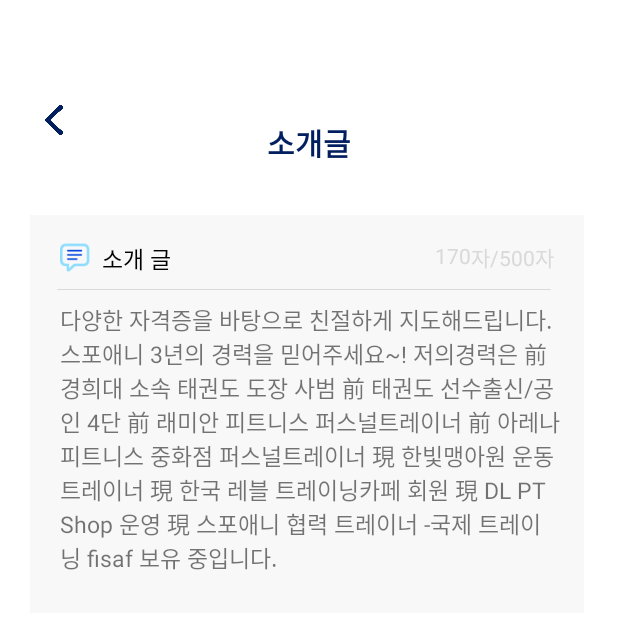
After one commit to FIT-I/FIT-I-Android-Trainer, an Android app: the ProfileAboutMeActivity screen opened directly, with no data from a screen before it, on a phone screen of 412 x 824 dp, the top half of it. The commit adds this screen. Run offline under Robolectric (Android 15) with nearby library versions, the phone set to English and light mode, and no system bars.

Commit message:
add : 프로필 기능추가 #4

```diff
--- a/app/src/main/AndroidManifest.xml
+++ b/app/src/main/AndroidManifest.xml
@@ -56,6 +56,8 @@
         <activity android:name=".ProfileModifyCostActivity"></activity>
         <activity android:name=".ProfileModifyMeActivity"></activity>
         <activity android:name=".ProfileModifyServiceActivity"></activity>
+        <activity android:name=".ProfileAboutMeActivity"></activity>
+        <activity android:name=".ProfileAboutServiceActivity"></activity>
     </application>
 
 </manifest>
--- /dev/null
+++ b/app/src/main/java/com/example/fit_i_trainer/ProfileAboutMeActivity.kt
@@ -0,0 +1,19 @@
+package com.example.fit_i_trainer
+
+import android.content.Intent
+import android.os.Bundle
+import android.widget.ImageButton
+import androidx.appcompat.app.AppCompatActivity
+
+class ProfileAboutMeActivity :AppCompatActivity(){
+    override fun onCreate(savedInstanceState :  Bundle?){
+        super.onCreate(savedInstanceState)
+        setContentView(R.layout.activity_profile_about_me)
+        val goBack = findViewById<ImageButton>(R.id.ib_back_arrow)
+        goBack.setOnClickListener{
+            val intent = Intent(this,ProfileActivity::class.java)
+            startActivity(intent)
+            finish()
+        }
+    }
+}
--- /dev/null
+++ b/app/src/main/res/layout/activity_profile_about_me.xml
@@ -0,0 +1,111 @@
+<?xml version="1.0" encoding="utf-8"?>
+<androidx.constraintlayout.widget.ConstraintLayout xmlns:android="http://schemas.android.com/apk/res/android"
+    xmlns:app="http://schemas.android.com/apk/res-auto"
+    xmlns:tools="http://schemas.android.com/tools"
+    android:layout_width="match_parent"
+    android:layout_height="match_parent">
+    <ImageButton
+        android:id="@+id/ib_back_arrow"
+        android:layout_width="12dp"
+        android:layout_height="20dp"
+        android:layout_marginStart="30dp"
+        android:layout_marginTop="70dp"
+        android:background="@android:color/transparent"
+        android:padding="0sp"
+        android:scaleType="fitCenter"
+        app:layout_constraintStart_toStartOf="parent"
+        app:layout_constraintTop_toTopOf="parent"
+        app:srcCompat="@drawable/ic_back"
+        tools:ignore="SpeakableTextPresentCheck,TouchTargetSizeCheck" />
+
+    <TextView
+        android:id="@+id/tv_about_me_title"
+        android:layout_width="wrap_content"
+        android:layout_height="wrap_content"
+        android:layout_marginTop="80dp"
+        android:text="소개글"
+        android:textColor="#011E5F"
+        android:textSize="20dp"
+        android:textStyle="bold"
+        app:layout_constraintEnd_toEndOf="parent"
+        app:layout_constraintStart_toStartOf="parent"
+        app:layout_constraintTop_toTopOf="parent" />
+
+    <TextView
+        android:id="@+id/tv_about_me_context"
+        android:layout_width="369dp"
+        android:layout_height="wrap_content"
+        android:layout_marginStart="20dp"
+        android:layout_marginTop="33dp"
+        android:layout_marginEnd="20dp"
+        android:background="#F8F8F8"
+        android:gravity="center_vertical|top"
+        android:paddingLeft="20dp"
+        android:paddingRight="16.1dp"
+        android:paddingTop="58dp"
+        android:paddingBottom="26dp"
+        android:text="다양한 자격증을 바탕으로 친절하게 지도해드립니다.
+스포애니 3년의 경력을 믿어주세요~!
+저의경력은 前 경희대 소속 태권도 도장 사범 前 태권도 선수출신/공인 4단 前 래미안 피트니스 퍼스널트레이너 前 아레나 피트니스 중화점 퍼스널트레이너 現 한빛맹아원 운동 트레이너 現 한국 레블 트레이닝카페 회원 現 DL PT Shop 운영 現 스포애니 협력 트레이너 -국제 트레이닝 fisaf 보유 중입니다."
+        android:textSize="15dp"
+
+        app:layout_constraintEnd_toEndOf="parent"
+        app:layout_constraintHorizontal_bias="0.0"
+        app:layout_constraintStart_toStartOf="parent"
+        app:layout_constraintTop_toBottomOf="@+id/tv_about_me_title" />
+
+    <ImageView
+        android:id="@+id/iv_about_me_icon"
+        android:layout_width="20dp"
+        android:layout_height="20dp"
+        android:layout_marginTop="18dp"
+        android:layout_marginEnd="8dp"
+        app:layout_constraintEnd_toStartOf="@+id/tv_about_me_title1"
+        app:layout_constraintTop_toTopOf="@+id/tv_about_me_context"
+        app:srcCompat="@drawable/ic_about_me" />
+
+    <TextView
+        android:id="@+id/tv_about_me_title1"
+        android:layout_width="wrap_content"
+        android:layout_height="wrap_content"
+        android:layout_marginStart="48dp"
+        android:layout_marginTop="17dp"
+        android:text="소개 글"
+        android:textColor="@color/black"
+        android:textSize="15sp"
+        app:layout_constraintStart_toStartOf="@+id/tv_about_me_context"
+        app:layout_constraintTop_toTopOf="@+id/tv_about_me_context" />
+
+    <ImageView
+        android:id="@+id/iv_img_bar"
+        android:layout_width="0dp"
+        android:layout_height="wrap_content"
+        android:layout_marginStart="18dp"
+        android:layout_marginTop="47dp"
+        android:layout_marginEnd="22dp"
+        app:layout_constraintEnd_toEndOf="@+id/tv_about_me_context"
+        app:layout_constraintStart_toStartOf="@+id/tv_about_me_context"
+        app:layout_constraintTop_toTopOf="@+id/tv_about_me_context"
+        app:srcCompat="@drawable/ic_longbar" />
+
+    <TextView
+        android:id="@+id/tv_total_char"
+        android:layout_width="wrap_content"
+        android:layout_height="wrap_content"
+        android:layout_marginTop="17dp"
+        android:layout_marginEnd="20dp"
+        android:text="자/500자"
+        android:textColor="#D9D9D9"
+        app:layout_constraintEnd_toEndOf="@+id/tv_about_me_context"
+        app:layout_constraintTop_toTopOf="@+id/tv_about_me_context" />
+
+    <TextView
+        android:id="@+id/tv_char_num"
+        android:layout_width="wrap_content"
+        android:layout_height="wrap_content"
+        android:layout_marginTop="17dp"
+        android:text="170"
+        android:textColor="#D9D9D9"
+        app:layout_constraintEnd_toStartOf="@+id/tv_total_char"
+        app:layout_constraintTop_toTopOf="@+id/tv_about_me_context" />
+</androidx.constraintlayout.widget.ConstraintLayout>
```
Also changed, not shown: app/src/main/java/com/example/fit_i_trainer/ProfileAboutServiceActivity.kt (added, +20 -0 lines), app/src/main/java/com/example/fit_i_trainer/ProfileActivity.kt (+19 -1 lines), app/src/main/java/com/example/fit_i_trainer/ProfileModifyCostActivity.kt (+7 -0 lines), app/src/main/java/com/example/fit_i_trainer/ProfileModifyMeActivity.kt (+10 -1 lines), app/src/main/res/layout/activity_profile.xml (+18 -5 lines), app/src/main/res/layout/activity_profile_about_service.xml (added, +90 -0 lines).
